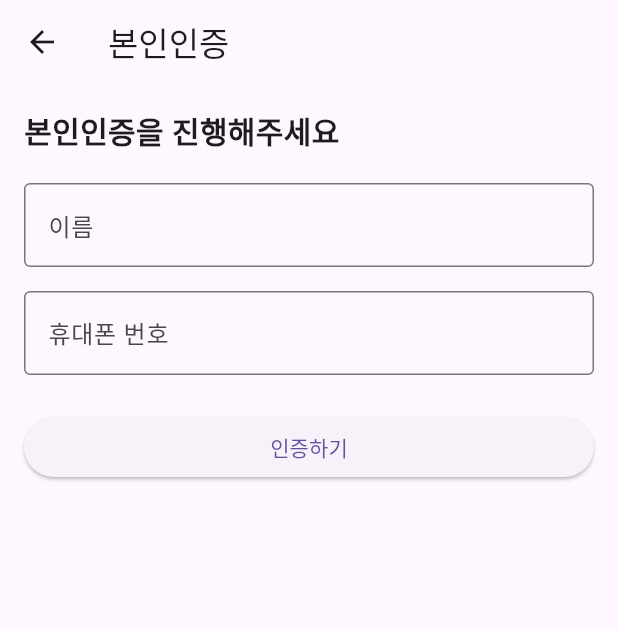
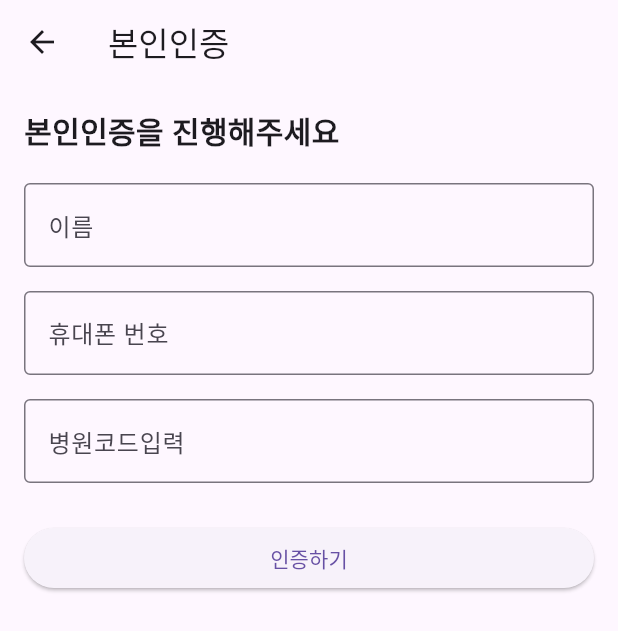
Before and after one commit to didtlrhks/DTX, a Flutter app: the VerificationPage screen opened directly, on a phone screen of 412 x 824 dp. Shown: the top 631 px of the screen. Run offline on Flutter 3.47's test engine with Material 3 defaults, Android fonts, the light colour scheme and no system bars; our stand-ins replace get.

Commit message:
auth page add

```diff
--- a/lib/auth/verification_page.dart
+++ b/lib/auth/verification_page.dart
@@ -1,5 +1,4 @@
 import 'package:flutter/material.dart';
-import 'package:get/get.dart';
 
 class VerificationPage extends StatelessWidget {
   const VerificationPage({super.key});
@@ -38,7 +37,15 @@ class VerificationPage extends StatelessWidget {
                 ),
                 keyboardType: TextInputType.phone,
               ),
-              const SizedBox(height: 24),
+              const SizedBox(height: 16),
+              const TextField(
+                decoration: InputDecoration(
+                  labelText: '병원코드입력',
+                  border: OutlineInputBorder(),
+                ),
+                keyboardType: TextInputType.phone,
+              ),
+              const SizedBox(height: 26),
               ElevatedButton(
                 onPressed: () {
                   // 인증 처리 로직
```
